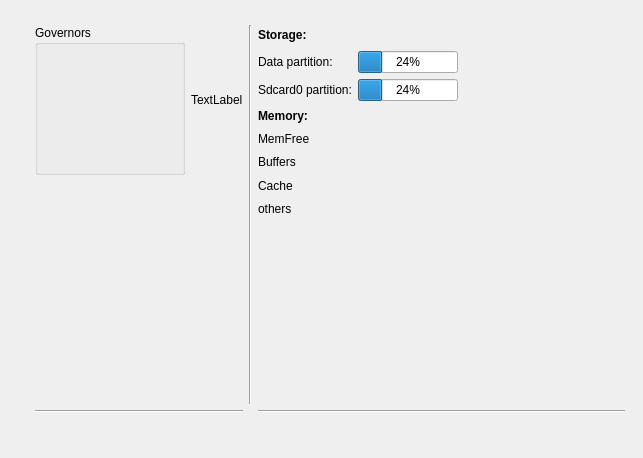
Qt form phonedetailwidget.ui (BAT6188/kedacom-android-tool) before a commit.
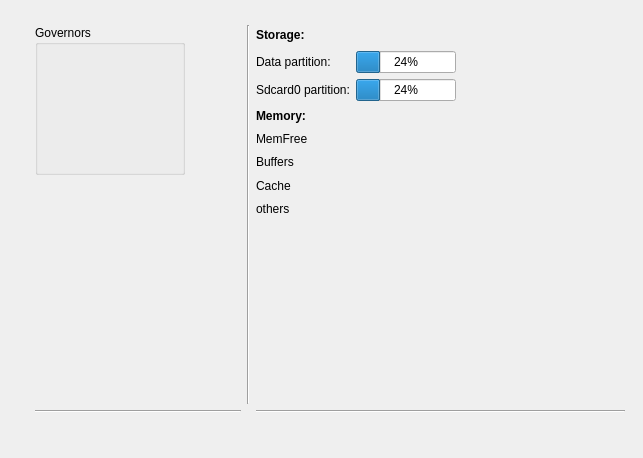
The same form after that commit. Custom widgets are drawn as their Qt base class.

What changed in the file:
```diff
--- a/phonedetailwidget.ui
+++ b/phonedetailwidget.ui
@@ -223,8 +223,14 @@
      <layout class="QGridLayout" name="gridLayout_2">
       <item row="0" column="1">
        <widget class="QLabel" name="freq_label">
+        <property name="minimumSize">
+         <size>
+          <width>50</width>
+          <height>100</height>
+         </size>
+        </property>
         <property name="text">
-         <string>TextLabel</string>
+         <string/>
         </property>
        </widget>
       </item>
```
